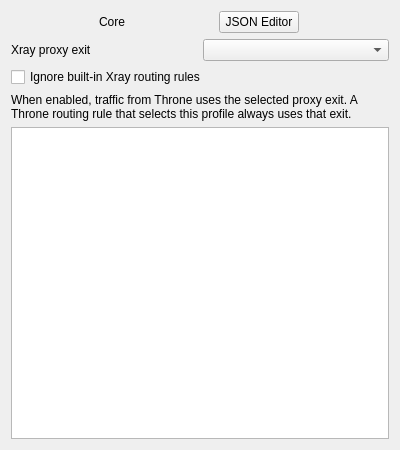
This is include/ui/profile/edit_custom.ui in FizzVPN/Throne as Qt 5 draws it before an edit. The edited form follows.
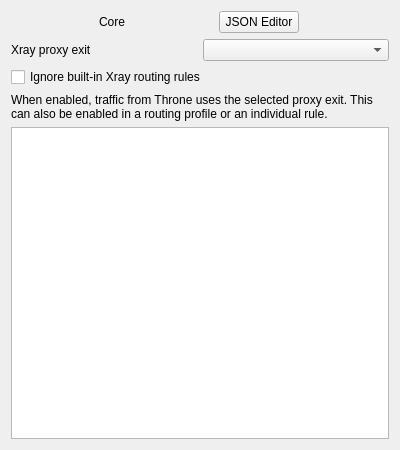
This is the edited form.

Commit message:
Let routing rules choose whether to use Xray's own routes
Keep existing rules on the same exit. New rules can follow the custom JSON or use its selected proxy without changing how other traffic is routed.

The edit to the form file:
```diff
--- a/include/ui/profile/edit_custom.ui
+++ b/include/ui/profile/edit_custom.ui
@@ -91,7 +91,7 @@
       </item>
       <item>
        <widget class="QLabel" name="ignoreXrayRoutingHint">
-        <property name="text"><string>When enabled, traffic from Throne uses the selected proxy exit. A Throne routing rule that selects this profile always uses that exit.</string></property>
+        <property name="text"><string>When enabled, traffic from Throne uses the selected proxy exit. This can also be enabled in a routing profile or an individual rule.</string></property>
         <property name="wordWrap"><bool>true</bool></property>
        </widget>
       </item>
```
The commit also changes 27 other files.
